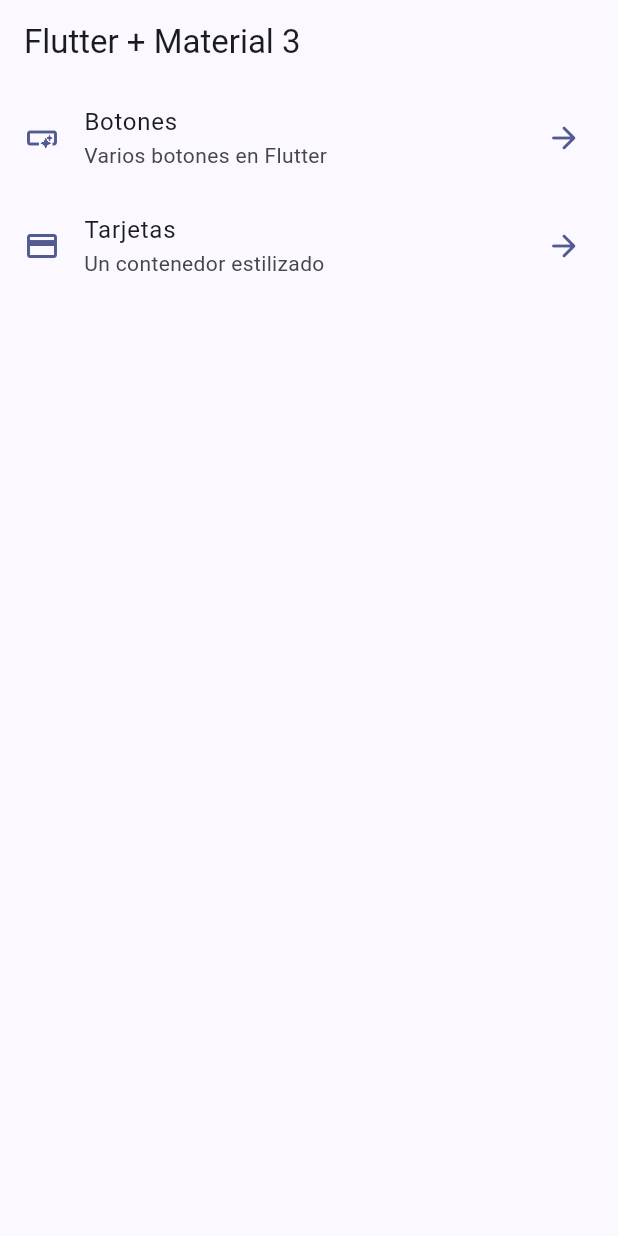
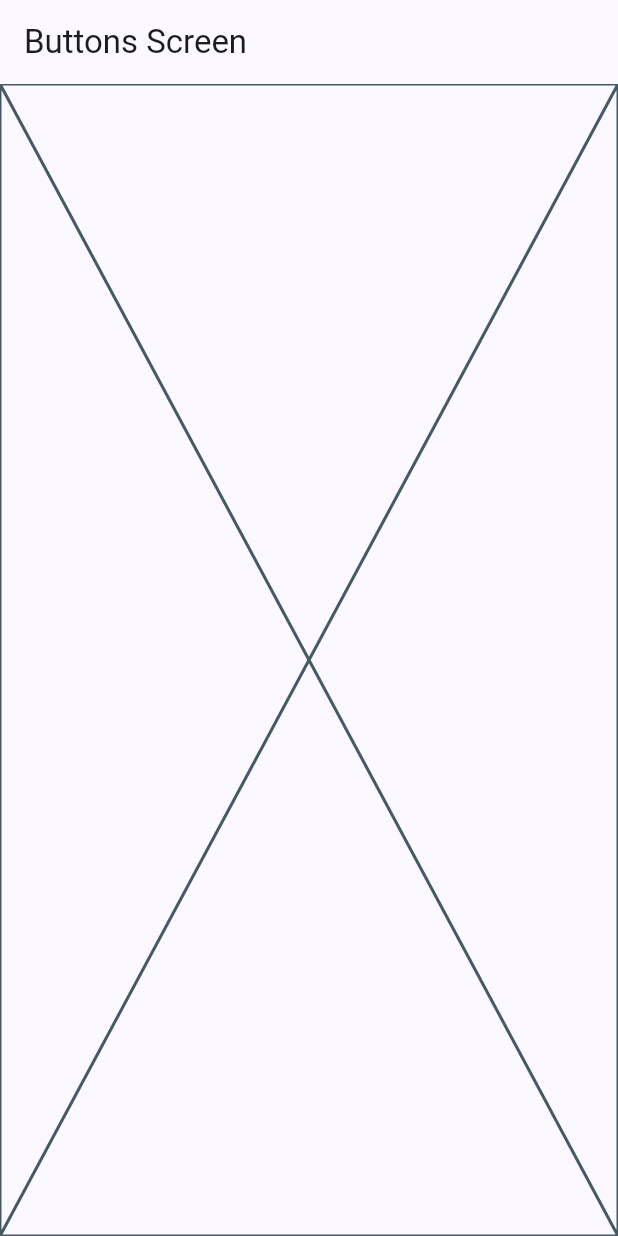
Before and after one commit to ddrakan/curso_flutter_2023_DevTalles, a Flutter app: the screen it shows after launch, after a tap on "Botones", on a phone screen of 412 x 824 dp. Run offline on Flutter 3.47's test engine with Material 2 defaults, Android fonts, the phone set to English and light mode, and no system bars; our stand-ins replace go_router.

Commit message:
Gor Router configurado...

```diff
--- /dev/null
+++ b/widgets_app/lib/config/router/app_router.dart
@@ -0,0 +1,25 @@
+import 'package:go_router/go_router.dart';
+
+import '../../presentation/screens/screens.dart';
+
+
+// GoRouter configuration
+final appRouter = GoRouter(
+  initialLocation: '/',
+  routes: [
+    GoRoute(
+      path: '/',
+      builder: (context, state) => const HomeScreen(),
+    ),
+
+    GoRoute(
+      path: '/buttons',
+      builder: (context, state) => const ButtonsScreen(),
+    ),
+
+    GoRoute(
+      path: '/cards',
+      builder: (context, state) => const CardsScreen(),
+    ),
+  ],
+);
--- a/widgets_app/lib/main.dart
+++ b/widgets_app/lib/main.dart
@@ -1,6 +1,7 @@
 import 'package:flutter/material.dart';
+import 'package:widgets_app/config/router/app_router.dart';
 import 'package:widgets_app/config/theme/app_theme.dart';
-import 'package:widgets_app/presentation/screens/home/home_screen.dart';
+
 
 void main() {
   runApp(const WidgetsApp());
@@ -12,10 +13,17 @@ class WidgetsApp extends StatelessWidget {
   // This widget is the root of your application.
   @override
   Widget build(BuildContext context) {
-    return MaterialApp(
+    return MaterialApp.router(
+      routerConfig: appRouter,
       debugShowCheckedModeBanner: false,
       theme: AppTheme(selectedColor: 0).getTheme(),
-      home: const HomeScreen()
+
+
+      // home: const HomeScreen(),
+      // routes: {
+      //   '/buttons': (context) => const ButtonsScreen(),
+      //   '/cards': (context) => const CardsScreen(),
+      // },
     );
   }
 }
--- /dev/null
+++ b/widgets_app/lib/presentation/screens/buttons/buttons_screen.dart
@@ -0,0 +1,15 @@
+import 'package:flutter/material.dart';
+
+class ButtonsScreen extends StatelessWidget {
+  const ButtonsScreen({super.key});
+
+  @override
+  Widget build(BuildContext context) {
+    return Scaffold(
+      appBar: AppBar(
+        title: Text('Buttons Screen'),
+      ),
+      body: const Placeholder(),
+    );
+  }
+}
--- /dev/null
+++ b/widgets_app/lib/presentation/screens/cards/cards_screen.dart
@@ -0,0 +1,15 @@
+import 'package:flutter/material.dart';
+
+class CardsScreen extends StatelessWidget {
+  const CardsScreen({super.key});
+
+  @override
+  Widget build(BuildContext context) {
+    return Scaffold(
+      appBar: AppBar(
+        title: Text('Cards Screen'),
+      ),
+      body: const Placeholder(),
+    );
+  }
+}
--- a/widgets_app/lib/presentation/screens/home/home_screen.dart
+++ b/widgets_app/lib/presentation/screens/home/home_screen.dart
@@ -1,4 +1,5 @@
 import 'package:flutter/material.dart';
+import 'package:go_router/go_router.dart';
 import 'package:widgets_app/config/menu/menu_items.dart';
 
 class HomeScreen extends StatelessWidget {
@@ -16,9 +17,7 @@ class HomeScreen extends StatelessWidget {
 }
 
 class _HomeView extends StatelessWidget {
-  const _HomeView({
-    super.key,
-});
+  const _HomeView();
 
   @override
   Widget build(BuildContext context) {
@@ -54,8 +53,16 @@ class _CustomListTile extends StatelessWidget {
       title: Text(menuItem.title),
       subtitle: Text( menuItem.subtitle ),
       onTap: (){
+
+        // Navigator.of(context).push(
+        //   MaterialPageRoute(
+        //     builder: (context) => const ButtonsScreen(),
+        //   ),
+        // );
         // #navegar a otras pantallas
-
+        // Navigator.pushNamed(context, menuItem.link);
+        //Con Go Router:
+        context.go( menuItem.link );
       } ,
     );
   }
--- /dev/null
+++ b/widgets_app/lib/presentation/screens/screens.dart
@@ -0,0 +1,3 @@
+export 'package:widgets_app/presentation/screens/home/home_screen.dart';
+export 'package:widgets_app/presentation/screens/cards/cards_screen.dart';
+export 'package:widgets_app/presentation/screens/buttons/buttons_screen.dart';
--- a/widgets_app/pubspec.yaml
+++ b/widgets_app/pubspec.yaml
@@ -35,6 +35,7 @@ dependencies:
   # The following adds the Cupertino Icons font to your application.
   # Use with the CupertinoIcons class for iOS style icons.
   cupertino_icons: ^1.0.2
+  go_router: ^11.1.4
 
 dev_dependencies:
   flutter_test:
```
Also changed, not shown: widgets_app/pubspec.lock.
